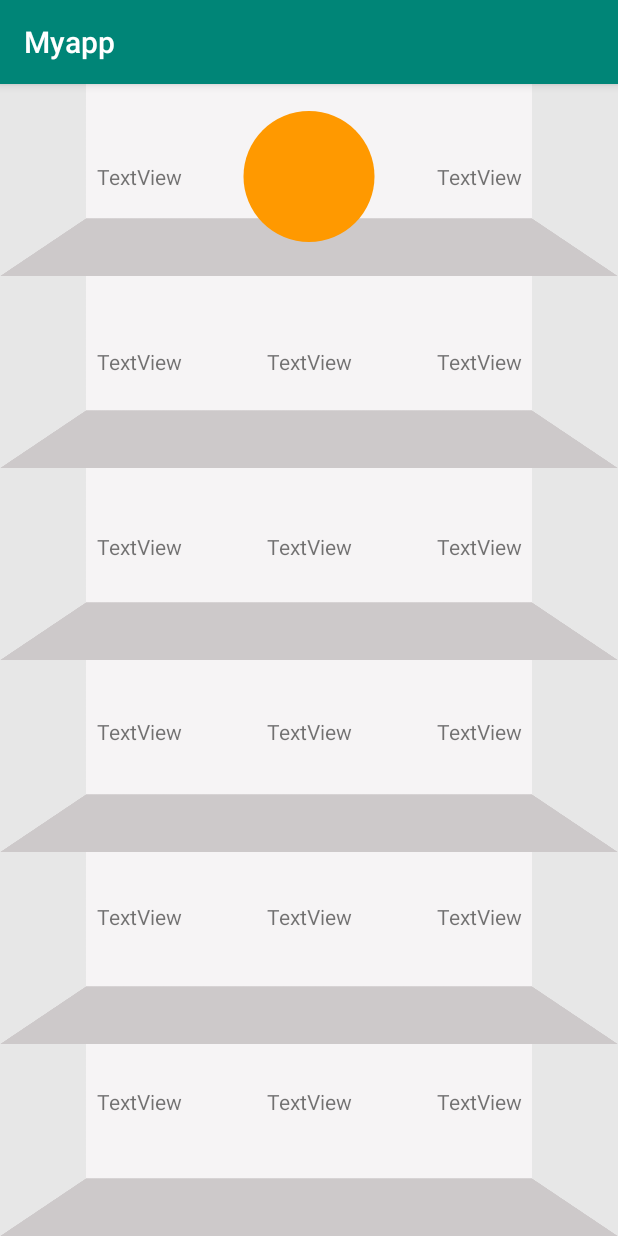
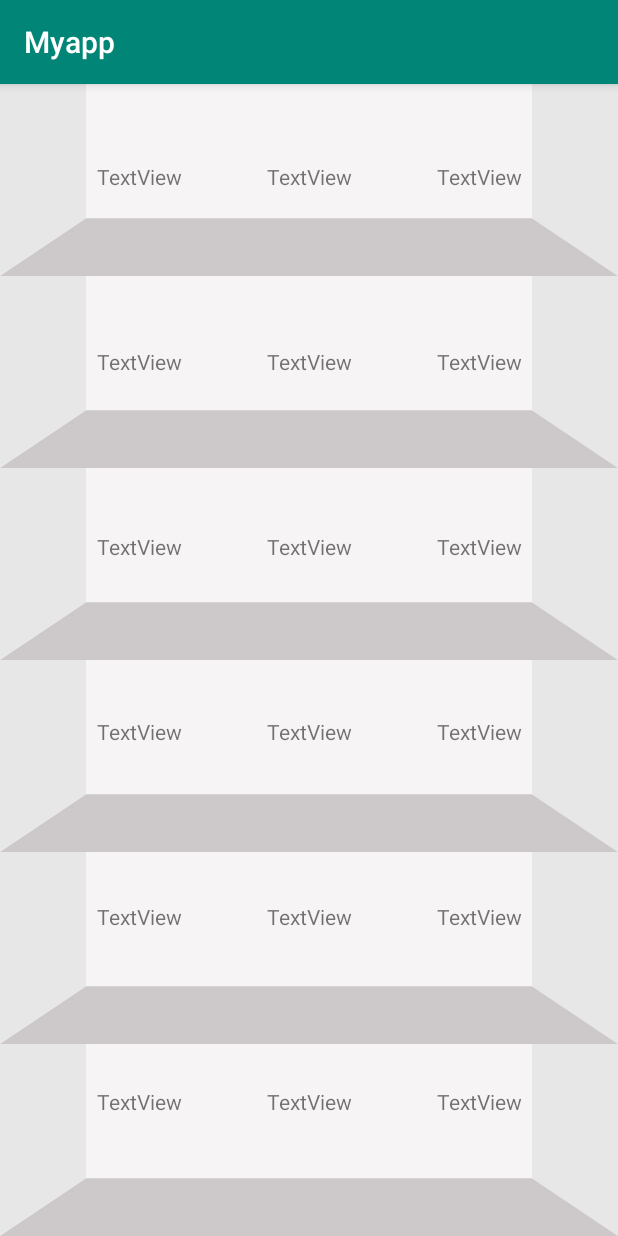
Before and after one commit to Thanakorn-VK/Myapp-final, an Android app: the Ingredient screen opened directly, with no data from a screen before it, on a phone screen of 412 x 824 dp. Run offline under Robolectric (Android 15) with nearby library versions, the light colour scheme and no system bars; our stand-ins replace Firebase (no records; nobody signed in at launch, a user with empty details on screens opened directly); 1 statement that could not run was skipped.

Commit message:
read all of ingredient and all of index box in ingredient page

```diff
--- a/app/src/main/java/com/example/myapp/Ingredient.java
+++ b/app/src/main/java/com/example/myapp/Ingredient.java
@@ -1,6 +1,7 @@
 package com.example.myapp;
 
 import android.os.Bundle;
+import android.util.Log;
 import android.widget.TextView;
 import android.widget.Toast;
 
@@ -14,18 +15,231 @@ import com.google.firebase.database.DatabaseReference;
 import com.google.firebase.database.FirebaseDatabase;
 import com.google.firebase.database.ValueEventListener;
 
+import java.util.concurrent.ThreadLocalRandom;
+
 
 public class Ingredient extends AppCompatActivity {
-    public int i = 2;
+    public int index = 1;
     @Override
     protected void onCreate(Bundle savedInstanceState) {
         super.onCreate(savedInstanceState);
         setContentView(R.layout.ingredient);
         Toast.makeText(getApplicationContext(), "read data", Toast.LENGTH_LONG).show();
-        setPath();
-        //testloop();
+        getStatus("lemongrass");
+        getStatus("gralic");
+        getStatus("tomato");
+        getStatus("chinesecabbage");
+        getStatus("cabbage");
+        getStatus("chile");
+        getStatus("kaffirlimeleaves");
+        getStatus("yardlongbeans");
+        getStatus("carrot");
+        getStatus("lemon");
+        getStatus("babycorn");
+        getStatus("springonion");
+        getStatus("kale");
+        getStatus("onion");
+        getStatus("cucumber");
+        getStatus("ginger");
+        getStatus("galangal");
+        getStatus("blockkerry");
+        getStatus("coriander");
+        getStatus("holybasil");
+        getStatus("waterspinach");
+        getStatus("egg");
+        getStatus("shrimp");
+        getStatus("porkmeat");
+        getStatus("chickenbreast");
+        /*
+        String fruits[] = new String[]{"garlic",
+                "lemongrass",
+                "tomato",
+                "chinesecabbage",
+                "cabbage",
+                "chile",
+                "kaffirlimeleaves",
+                "yardlongbeans",
+                "carrot",
+                "lemon",
+                "babycorn",
+                "springonion",
+                "kale",
+                "onion",
+                "cucumber",
+                "ginger",
+                "galangal",
+                "blockkerry",
+                "coriander",
+                "holybasil",
+                "waterspinach",
+                "egg",
+                "shrimp",
+                "porkmeat",
+                "chickenbreast"};
+        for (String fruit : fruits){
+            getStatus(fruit);
+        }*/
     }
+        /*String fruits[] = new String[]{"garlic",
+                "lemongrass"};/*,
+                "tomato",
+                "chinesecabbage",
+                "cabbage",
+                "chile",
+                "kaffirlimeleaves",
+                "yardlongbeans",
+                "carrot",
+                "lemon",
+                "babycorn",
+                "springonion",
+                "kale",
+                "onion",
+                "cucumber",
+                "ginger",
+                "galangal",
+                "blockkerry",
+                "coriander",
+                "holybasil",
+                "waterspinach",
+                "egg",
+                "shrimp",
+                "porkmeat",
+                "chickenbreast"};
 
+        //for (String fruit : fruits){
+        //    Toast.makeText(getApplicationContext(), "in loop " + fruit +" - i is "+ i, Toast.LENGTH_LONG).show();
+        getStatus("lemongrass");
+        getStatus("gralic");
+        getStatus("tomato");
+        /*getStatus("chinesecabbage",i);
+        getStatus("cabbage",i);
+        getStatus("chile",i);
+        getStatus("kaffirlimeleaves",i);
+        getStatus("yardlongbeans",i);
+        getStatus("carrot",i);
+        getStatus("lemon",i);
+        getStatus("babycorn",i);
+        getStatus("springonion",i);
+        getStatus("kale",i);
+        getStatus("onion",i);
+        getStatus("cucumber",i);
+        getStatus("ginger",i);
+        getStatus("galangal",i);
+        getStatus("blockkerry",i);
+        getStatus("coriander",i);
+        getStatus("holybasil",i);
+        getStatus("waterspinach",i);
+        getStatus("egg",i);
+        getStatus("shrimp",i);
+        getStatus("porkmeat",i);
+        getStatus("chickenbreast",i);*/
+
+
+
+
+
+        //}
+        /*FirebaseDatabase database = FirebaseDatabase.getInstance();
+        DatabaseReference myRef = database.getReference("message");
+
+        myRef.setValue("Hello, World!");*/
+    public void getStatus(final String To) { // function is worked !!
+        String way = "ingredient/"+To+"/status";
+        Toast.makeText(getApplicationContext(), "path is " + way, Toast.LENGTH_LONG).show();
+        FirebaseDatabase database = FirebaseDatabase.getInstance();
+        DatabaseReference myRef = database.getReference(way);
+        myRef.addValueEventListener(new ValueEventListener() {
+            @Override
+            public void onDataChange(DataSnapshot dataSnapshot) {
+                String Value = dataSnapshot.getValue(String.class);
+                Toast.makeText(getApplicationContext(), "status is " + Value, Toast.LENGTH_LONG).show();
+                if(Value.equals("yes")) {
+                    switch(index) {
+                        case 1:
+                            TextView textView1 = (TextView) findViewById(R.id.box1);
+                            textView1.setText(To);
+                            incIndex();
+                            Toast.makeText(getApplicationContext(), "1 index = "+ index, Toast.LENGTH_LONG).show();
+                            break;
+                        case 2:
+                            TextView textView2 = (TextView) findViewById(R.id.box2);
+                            textView2.setText(To);
+                            incIndex();
+                            Toast.makeText(getApplicationContext(), "2 index = "+ index, Toast.LENGTH_LONG).show();
+                            break;
+                        case 3:
+                            TextView textView3 = (TextView) findViewById(R.id.box3);
+                            textView3.setText(To);
+                            Toast.makeText(getApplicationContext(), "3 index = "+ index, Toast.LENGTH_LONG).show();
+                            incIndex();
+                            break;
+                        case 4:
+                            TextView textView4 = (TextView) findViewById(R.id.box4);
+                            textView4.setText(To);
+                            incIndex();
+                            Toast.makeText(getApplicationContext(), "4 index = "+ index, Toast.LENGTH_LONG).show();
+                            break;
+                        case 5:
+                            TextView textView5 = (TextView) findViewById(R.id.box5);
+                            textView5.setText(To);
+                            incIndex();
+                            Toast.makeText(getApplicationContext(), "5 index = "+ index, Toast.LENGTH_LONG).show();
+                            break;
+                        case 6:
+                            TextView textView6 = (TextView) findViewById(R.id.box6);
+                            textView6.setText(To);
+                            Toast.makeText(getApplicationContext(), "6 index = "+ index, Toast.LENGTH_LONG).show();
+                            incIndex();
+                            break;
+                        case 7:
+                            TextView textView7 = (TextView) findViewById(R.id.box7);
+                            textView7.setText(To);
+                            Toast.makeText(getApplicationContext(), "7 index = "+ index, Toast.LENGTH_LONG).show();
+                            incIndex();
+                            break;
+                        case 8:
+                            TextView textView8 = (TextView) findViewById(R.id.box8);
+                            textView8.setText(To);
+                            incIndex();
+                            Toast.makeText(getApplicationContext(), "8 index = "+ index, Toast.LENGTH_LONG).show();
+                            break;
+                        case 9:
+                            TextView textView9 = (TextView) findViewById(R.id.box9);
+                            textView9.setText(To);
+                            incIndex();
+                            Toast.makeText(getApplicationContext(), "9 index = "+ index, Toast.LENGTH_LONG).show();
+                            break;
+                        case 10:
+                            TextView textView10 = (TextView) findViewById(R.id.box10);
+                            textView10.setText(To);
+                            Toast.makeText(getApplicationContext(), "10 index = "+ index, Toast.LENGTH_LONG).show();
+                            incIndex();
+                            break;
+                        case 11:
+                            TextView textView11 = (TextView) findViewById(R.id.box11);
+                            textView11.setText(To);
+                            Toast.makeText(getApplicationContext(), "11 index = "+ index, Toast.LENGTH_LONG).show();
+                            incIndex();
+                            break;
+                        default:
+                            // code block
+                    }
+                }
+                else {
+                    Toast.makeText(getApplicationContext(), "status is no", Toast.LENGTH_LONG).show();
+                    return;
+                }
+            }
+            @Override
+            public void onCancelled(DatabaseError error) {
+                Toast.makeText(getApplicationContext(), "fail read date", Toast.LENGTH_LONG).show();
+            }
+
+        });
+    }
+    public void incIndex() {
+        index = index + 1;
+    }
     public void testloop() {
         String fruits[] = {"garlic",
                 "lemongrass"};/*,
@@ -80,13 +294,9 @@ public class Ingredient extends AppCompatActivity {
             }
         });
     }
-
-
-
-
     public void setPath() {
         Toast.makeText(getApplicationContext(), "in setPath", Toast.LENGTH_LONG).show();
-        String fruits[] = {"garlic",
+        /*String fruits[] = new String[]{"garlic",
                 "lemongrass",
                 "tomato",
                 "chinesecabbage",
@@ -117,50 +327,10 @@ public class Ingredient extends AppCompatActivity {
         //    Toast.makeText(getApplicationContext(), fruit, Toast.LENGTH_LONG).show();
         //    getStatus(fruit,i);
         //}
-        getStatus(fruits[1],i);
+        //getStatus("garlic",i);
+
         // ********** ติดบัคตรง for loop วนชื่อของผลไม้ โปรแกรมมันเด้ง
     }
-    public void getStatus(final String To, final int index) {
-        String way = "ingredient/"+To+"/status";
-        FirebaseDatabase database = FirebaseDatabase.getInstance();
-        DatabaseReference myRef = database.getReference(way);
-        myRef.addValueEventListener(new ValueEventListener() {
-            @Override
-            public void onDataChange(DataSnapshot dataSnapshot) {
-                //TextView textView = (TextView) findViewById(R.id.box1);
-                String Value = dataSnapshot.getValue(String.class);
-                //textView.setText(Value);
-                if(Value.equals("yes")) {
-                    switch(index) {
-                        case 1:
-                            TextView textView1 = (TextView) findViewById(R.id.box1);
-                            textView1.setText(To);
-                            incIndex();
-                            break;
-                        case 2:
-                            TextView textView3 = (TextView) findViewById(R.id.box3);
-                            textView3.setText(To);
-                            incIndex();
-                            break;
-                        case 3:
-                            TextView textView4 = (TextView) findViewById(R.id.box4);
-                            textView4.setText(To);
-                            incIndex();
-                            break;
-                        default:
-                            // code block
-                    }
-                }
-                else return;
-            }
-            @Override
-            public void onCancelled(DatabaseError error) {
-                Toast.makeText(getApplicationContext(), "fail read date", Toast.LENGTH_LONG).show();
-            }
 
-        });
-    }
-    public void incIndex() {
-        i = i + 1;
-    }
+
 }
--- a/app/src/main/res/layout/ingredient.xml
+++ b/app/src/main/res/layout/ingredient.xml
@@ -31,12 +31,13 @@
             android:layout_height="match_parent"
             android:orientation="horizontal">
 
-            <ImageView
-                android:id="@+id/imageView"
+            <TextView
+                android:gravity="center"
+                android:id="@+id/box2"
                 android:layout_width="wrap_content"
-                android:layout_height="87dp"
+                android:layout_height="wrap_content"
                 android:layout_weight="1"
-                app:srcCompat="@drawable/button_start" />
+                android:text="TextView" />
         </LinearLayout>
         <LinearLayout
             android:layout_width="113dp"
```
